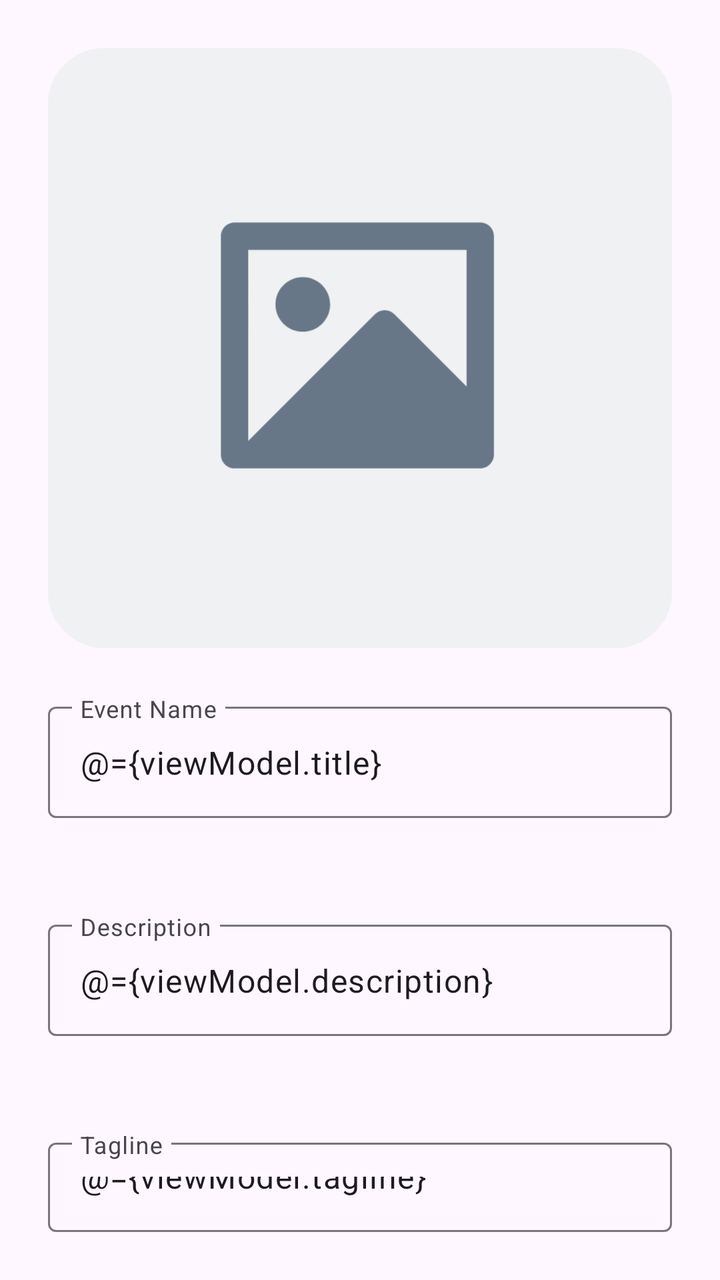
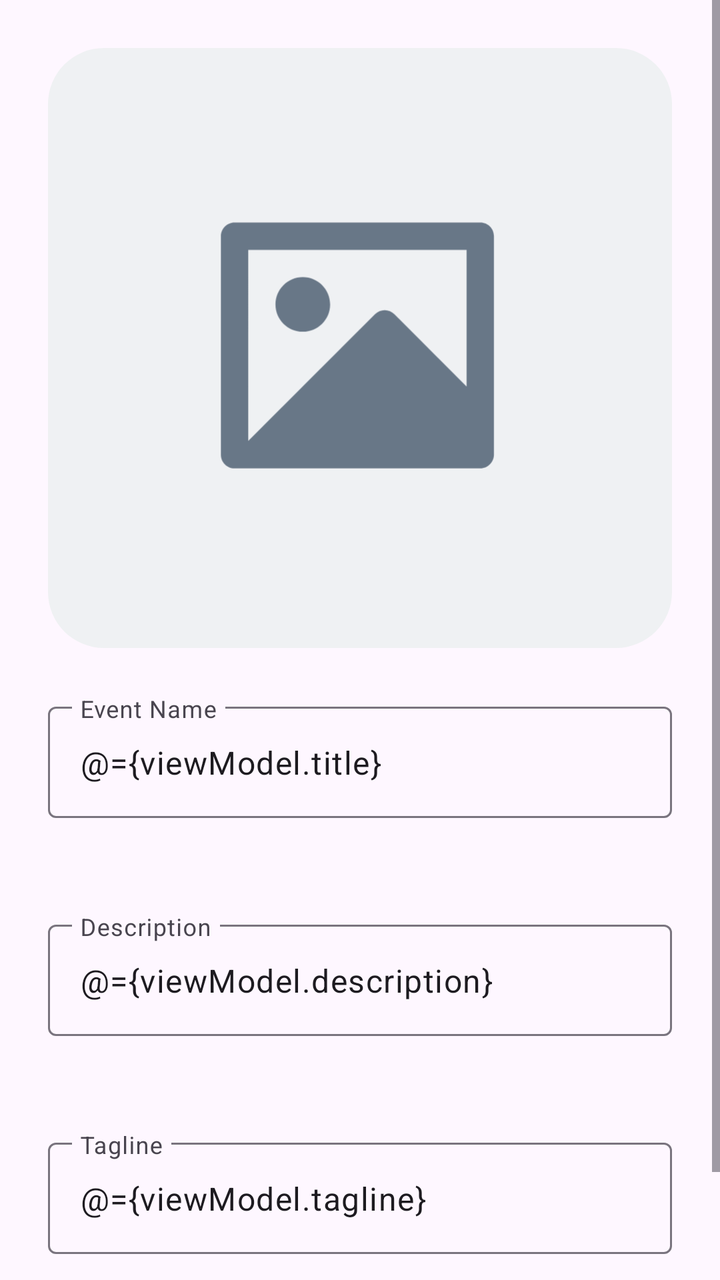

An Android layout rendered at two revisions. The XML below is the earlier revision; the diff shows what the commit changed to produce the second picture.
<!-- AndroidManifest.xml: application theme Base.Theme.Radar -->
<!-- res/layout/view_input_event_general.xml -->
<?xml version="1.0" encoding="utf-8"?>
<layout
    xmlns:android="http://schemas.android.com/apk/res/android"
    xmlns:app="http://schemas.android.com/apk/res-auto"
    >
    <data>
        <variable name="viewModel" type="com.rocket.radar.eventmanagement.EventGeneralViewModel"/>
    </data>
    <androidx.constraintlayout.widget.ConstraintLayout
        android:layout_width="match_parent"
        android:layout_height="match_parent">

        <LinearLayout
            android:layout_width="match_parent"
            android:layout_height="match_parent"
            android:orientation="vertical"
            >
            <com.google.android.material.imageview.ShapeableImageView
                android:id="@+id/inputEventGeneralPickImage"
                android:src="@drawable/placeholder_image"
                android:scaleType="centerCrop"
                android:layout_width="match_parent"
                android:layout_height="300dp"
                android:layout_marginStart="24dp"
                android:layout_marginTop="24dp"
                android:layout_marginEnd="24dp"
                app:shapeAppearance="@style/ShapeAppearance.Material3.Corner.ExtraLarge" />

            <com.google.android.material.textfield.TextInputLayout
                android:layout_width="match_parent"
                android:layout_height="wrap_content"
                android:hint="Event Name"
                android:padding="24dp"
                >
                <com.google.android.material.textfield.TextInputEditText
                    style="@style/Widget.Material3.TextInputEditText.OutlinedBox"
                    android:layout_width="match_parent"
                    android:layout_height="wrap_content"
                    android:text="@={viewModel.title}"
                     />
            </com.google.android.material.textfield.TextInputLayout>

            <com.google.android.material.textfield.TextInputLayout
                android:layout_width="match_parent"
                android:layout_height="wrap_content"
                android:hint="Description"
                android:padding="24dp"
                >
                <com.google.android.material.textfield.TextInputEditText
                    style="@style/Widget.Material3.TextInputEditText.OutlinedBox"
                    android:layout_width="match_parent"
                    android:layout_height="wrap_content"
                    android:text="@={viewModel.description}"
                    />
            </com.google.android.material.textfield.TextInputLayout>


            <com.google.android.material.textfield.TextInputLayout
                android:layout_width="match_parent"
                android:layout_height="wrap_content"
                android:hint="Tagline"
                android:padding="24dp"
                >
                <com.google.android.material.textfield.TextInputEditText
                    style="@style/Widget.Material3.TextInputEditText.OutlinedBox"
                    android:id="@+id/createEventGeneralTagline"
                    android:layout_width="match_parent"
                    android:layout_height="wrap_content"
                    android:text="@={viewModel.tagline}"
                    />
            </com.google.android.material.textfield.TextInputLayout>

            <include
                layout="@layout/category_chip_group"
                android:id="@+id/createEventGeneralChipGroup"
                android:layout_width="match_parent"
                android:layout_height="wrap_content"
                android:layout_margin="24dp"
                />
        </LinearLayout>
    </androidx.constraintlayout.widget.ConstraintLayout>
</layout>
<!-- res/layout/category_chip_group.xml (included above) -->
<?xml version="1.0" encoding="utf-8"?>
<com.google.android.material.chip.ChipGroup
    xmlns:android="http://schemas.android.com/apk/res/android"
    xmlns:app="http://schemas.android.com/apk/res-auto"
    android:layout_width="match_parent"
    android:layout_height="wrap_content"
    app:singleSelection="false"
    app:singleLine="false"
/>
<!-- resources referenced by this layout -->
<resources>
  <!-- drawable placeholder_image (drawable) -->
  <vector xmlns:android="http://schemas.android.com/apk/res/android"
      android:width="800dp"
      android:height="800dp"
      android:viewportWidth="120"
      android:viewportHeight="120">
    <path
        android:pathData="M0,0h120v120h-120z"
        android:fillColor="#EFF1F3"/>
    <path
        android:pathData="M33.25,38.48C33.26,37.05 34.42,35.89 35.85,35.88H83.15C84.58,35.88 85.75,37.04 85.75,38.48V80.52C85.74,81.95 84.58,83.11 83.15,83.13H35.85C34.42,83.12 33.25,81.96 33.25,80.52V38.48ZM80.5,41.13H38.5V77.88L62.89,53.48C63.92,52.45 65.58,52.45 66.6,53.48L80.5,67.4V41.13ZM43.75,51.62C43.75,54.52 46.1,56.87 49,56.87C51.9,56.87 54.25,54.52 54.25,51.62C54.25,48.73 51.9,46.37 49,46.37C46.1,46.37 43.75,48.73 43.75,51.62Z"
        android:fillColor="#687787"
        android:fillType="evenOdd"/>
  </vector>
  <style name="Base.Theme.Radar" parent="Theme.Material3.DayNight.NoActionBar">
          
          
      </style>
</resources>

<!-- the commit's change to res/layout/view_input_event_general.xml (unified diff, before → after) -->
@@ -6,13 +6,14 @@
     <data>
         <variable name="viewModel" type="com.rocket.radar.eventmanagement.EventGeneralViewModel"/>
     </data>
-    <androidx.constraintlayout.widget.ConstraintLayout
+    <ScrollView
         android:layout_width="match_parent"
-        android:layout_height="match_parent">
+        android:layout_height="match_parent"
+        android:fillViewport="true">
 
         <LinearLayout
             android:layout_width="match_parent"
-            android:layout_height="match_parent"
+            android:layout_height="wrap_content"
             android:orientation="vertical"
             >
             <com.google.android.material.imageview.ShapeableImageView
@@ -78,7 +79,7 @@
                 android:layout_margin="24dp"
                 />
         </LinearLayout>
-    </androidx.constraintlayout.widget.ConstraintLayout>
+    </ScrollView>
 </layout>
 <!-- res/layout/category_chip_group.xml (included above) -->
 <?xml version="1.0" encoding="utf-8"?>
